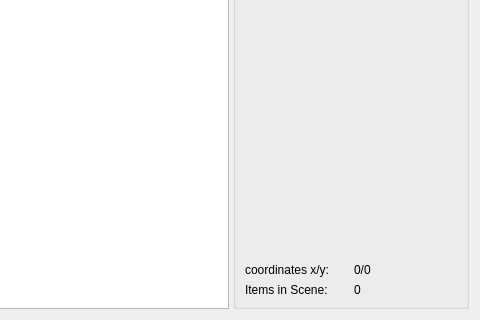
First picture: the form in src/ui/mainWidget.ui, repository qknight/libnoise-viewer, before the edit; both pictures show x 462 to 942 and y 400 to 720 of the 942 by 720 pixel window.
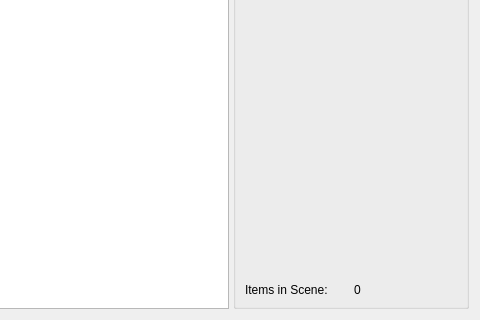
Second picture: the form after the edit. Custom widgets are drawn as their Qt base class.

Patch:
```diff
--- a/src/ui/mainWidget.ui
+++ b/src/ui/mainWidget.ui
@@ -108,24 +108,6 @@
          </property>
         </spacer>
        </item>
-       <item>
-        <layout class="QHBoxLayout" name="horizontalLayout">
-         <item>
-          <widget class="QLabel" name="label_3">
-           <property name="text">
-            <string>coordinates x/y:</string>
-           </property>
-          </widget>
-         </item>
-         <item>
-          <widget class="QLabel" name="coordinatesLabel">
-           <property name="text">
-            <string>0/0</string>
-           </property>
-          </widget>
-         </item>
-        </layout>
-       </item>
        <item>
         <layout class="QHBoxLayout">
          <item>
```
